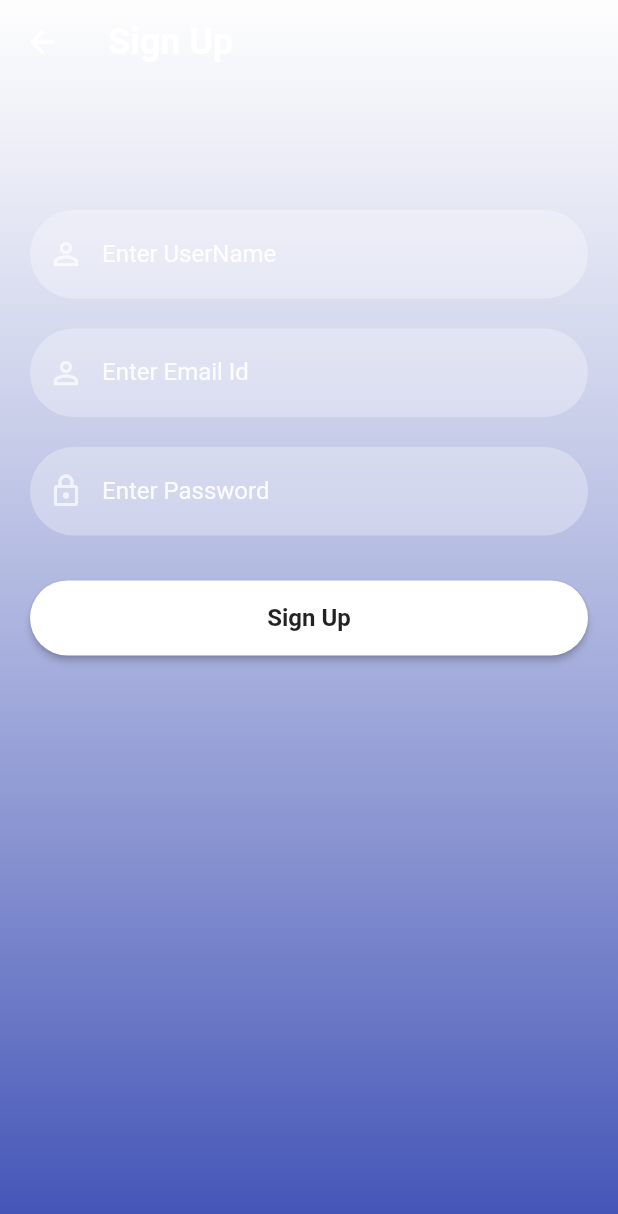
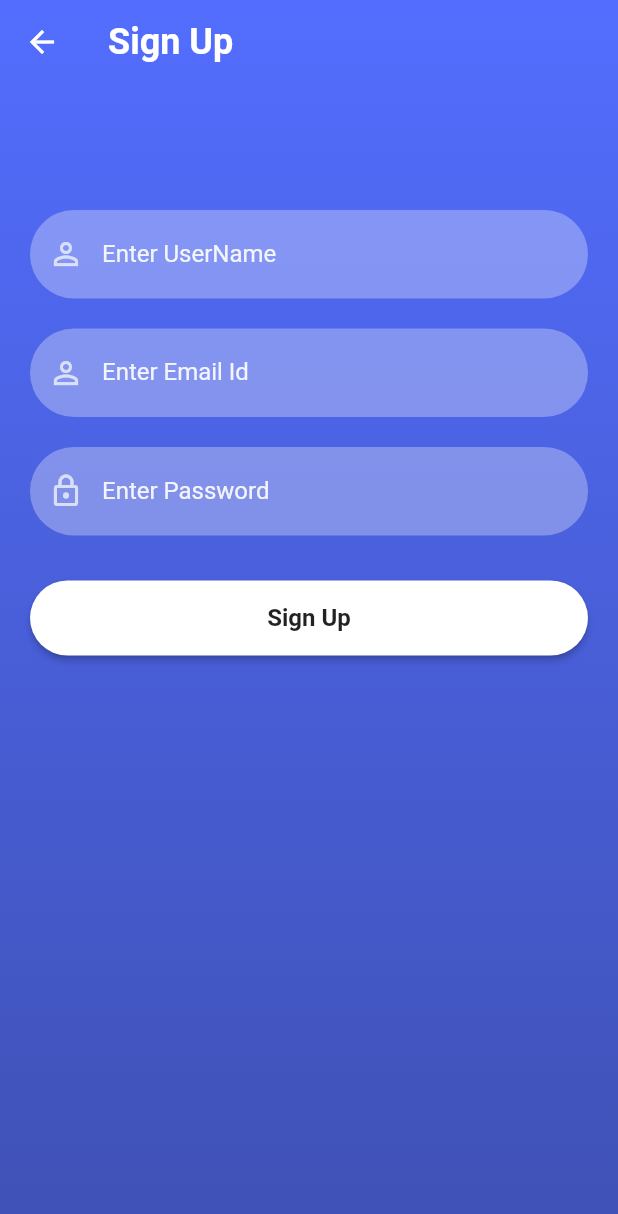
Before and after one commit to vuld0/things-to-conquer, a Flutter app: the screen it shows after launch, after a tap on "Sign Up", on a phone screen of 412 x 824 dp. Shown: the top 1214 px of the screen. Run offline on Flutter 3.47's test engine with Material 2 defaults, Android fonts, the phone set to English and light mode, and no system bars; our stand-ins replace firebase_auth, firebase_core; accounts and stored records are empty; network calls fail.

Commit message:
bug fixing

```diff
--- a/lib/screens/signin.dart
+++ b/lib/screens/signin.dart
@@ -1,7 +1,6 @@
 import 'package:firebase_auth/firebase_auth.dart';
 import 'package:flutter/material.dart';
 import 'package:things_to_conquer/screens/home.dart';
-import 'package:things_to_conquer/screens/reset_password.dart';
 import 'package:things_to_conquer/screens/signup.dart';
 import 'package:things_to_conquer/widgets/reusable_widgets.dart';
 
@@ -24,7 +23,7 @@ class _SignInScreenState extends State<SignIn> {
         height: MediaQuery.of(context).size.height,
         decoration: const BoxDecoration(
             gradient: LinearGradient(colors: [
-              Colors.white70,
+              Colors.indigoAccent,
               Colors.indigo
         ], begin: Alignment.topCenter, end: Alignment.bottomCenter)),
         child: SingleChildScrollView(
@@ -37,7 +36,7 @@ class _SignInScreenState extends State<SignIn> {
                 const SizedBox(
                   height: 30,
                 ),
-                reusableTextField("Enter UserName", Icons.person_outline, false,
+                reusableTextField("Enter Email ID", Icons.person_outline, false,
                     _emailTextController),
                 const SizedBox(
                   height: 20,
@@ -47,7 +46,6 @@ class _SignInScreenState extends State<SignIn> {
                 const SizedBox(
                   height: 5,
                 ),
-                forgetPassword(context),
                 firebaseUIButton(context, "Sign In", () {
                   FirebaseAuth.instance
                       .signInWithEmailAndPassword(
@@ -90,20 +88,4 @@ class _SignInScreenState extends State<SignIn> {
     );
   }
 
-  Widget forgetPassword(BuildContext context) {
-    return Container(
-      width: MediaQuery.of(context).size.width,
-      height: 35,
-      alignment: Alignment.bottomRight,
-      child: TextButton(
-        child: const Text(
-          "Forgot Password?",
-          style: TextStyle(color: Colors.white70),
-          textAlign: TextAlign.right,
-        ),
-        onPressed: () => Navigator.push(context,
-            MaterialPageRoute(builder: (context) => const ResetPassword())),
-      ),
-    );
-  }
 }
--- a/lib/screens/signup.dart
+++ b/lib/screens/signup.dart
@@ -9,10 +9,10 @@ class SignUp extends StatefulWidget {
 
   @override
   // ignore: library_private_types_in_public_api
-  _SignUpScreenState createState() => _SignUpScreenState();
+  _SignUpState createState() => _SignUpState();
 }
 
-class _SignUpScreenState extends State<SignUp> {
+class _SignUpState extends State<SignUp> {
   final TextEditingController _passwordTextController = TextEditingController();
   final TextEditingController _emailTextController = TextEditingController();
   final TextEditingController _userNameTextController = TextEditingController();
@@ -33,7 +33,7 @@ class _SignUpScreenState extends State<SignUp> {
           height: MediaQuery.of(context).size.height,
           decoration: const BoxDecoration(
               gradient: LinearGradient(colors: [
-           Colors.white70,
+           Colors.indigoAccent,
               Colors.indigo
           ], begin: Alignment.topCenter, end: Alignment.bottomCenter)),
           child: SingleChildScrollView(
```
Also changed, not shown: lib/constants/colors.dart (+0 -10 lines), lib/screens/reset_password.dart (deleted, +0 -58 lines).
